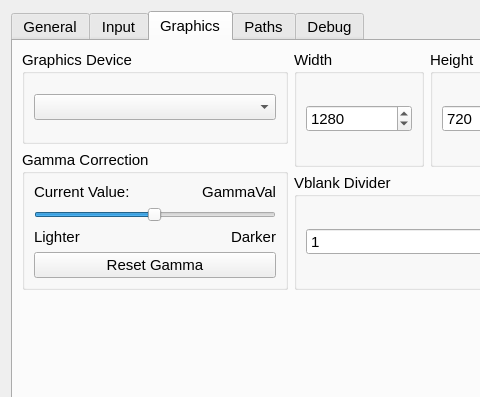
shadps4-emu/shadPS4, file src/qt_gui/settings_dialog.ui: the form before one commit; both pictures show x 0 to 480 and y 0 to 397 of the 854 by 660 pixel window.
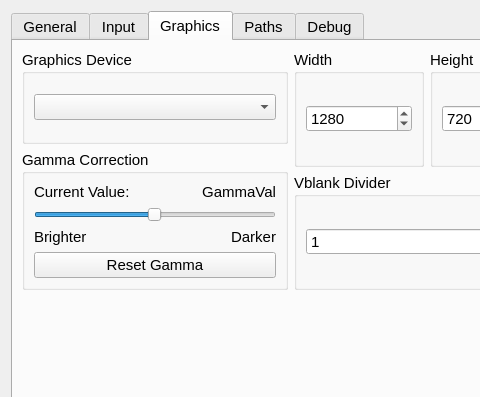
The form after the commit. The open tabs and pages were chosen to show the change. Icons and pictures are not drawn.

Diff of the .ui file:
```diff
--- a/src/qt_gui/settings_dialog.ui
+++ b/src/qt_gui/settings_dialog.ui
@@ -950,7 +950,7 @@
                  <item>
                   <widget class="QLabel" name="LighterLabel">
                    <property name="text">
-                    <string>Lighter</string>
+                    <string>Brighter</string>
                    </property>
                   </widget>
                  </item>
```
Left out of the diff: 4 changed lines with no effect on the pictures.
